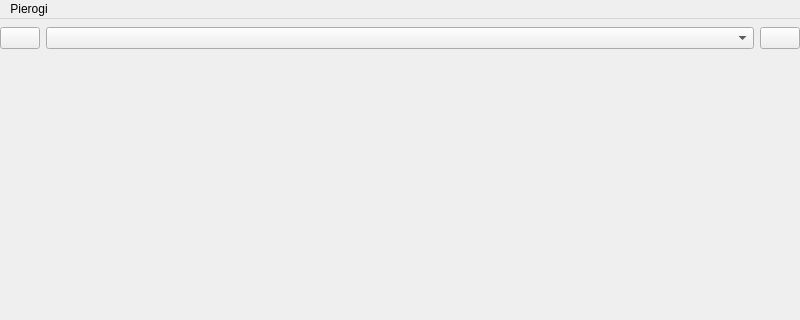
Above: mainwindow.ui from jpietrzak8/Pierogi before the change; both pictures show x 0 to 800 and y 0 to 320 of the 800 by 480 pixel window. Below: the same form after it.
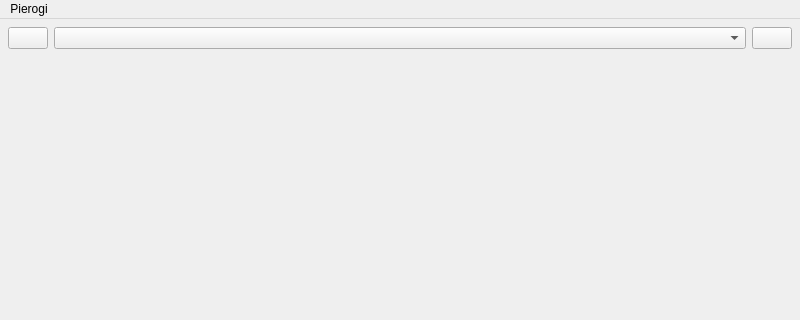
That is the form after the change. Icons and pictures are not drawn.

The edit to the form file:
```diff
--- a/mainwindow.ui
+++ b/mainwindow.ui
@@ -27,18 +27,9 @@
     </sizepolicy>
    </property>
    <layout class="QGridLayout" name="gridLayout">
-    <property name="leftMargin">
-     <number>0</number>
-    </property>
-    <property name="topMargin">
+    <property name="margin">
      <number>8</number>
     </property>
-    <property name="rightMargin">
-     <number>0</number>
-    </property>
-    <property name="bottomMargin">
-     <number>0</number>
-    </property>
     <item row="0" column="0">
      <widget class="QPushButton" name="prevPanelButton">
       <property name="icon">
```
